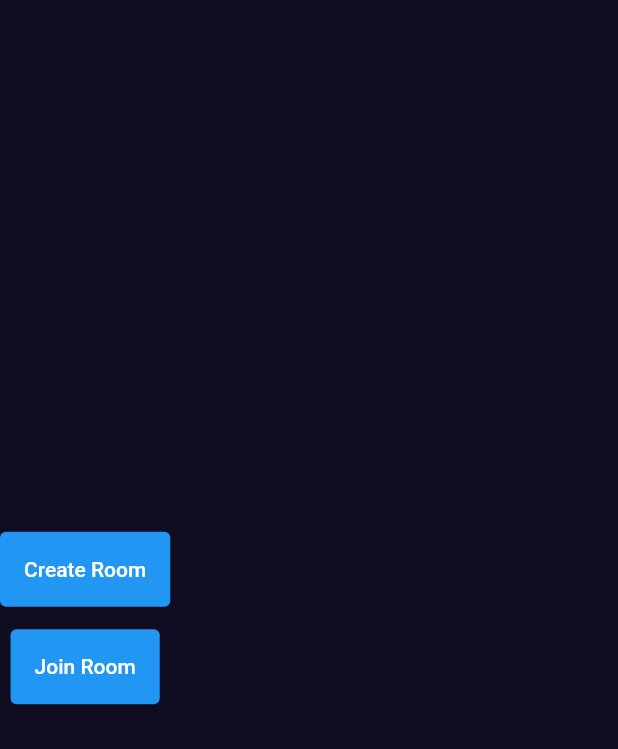
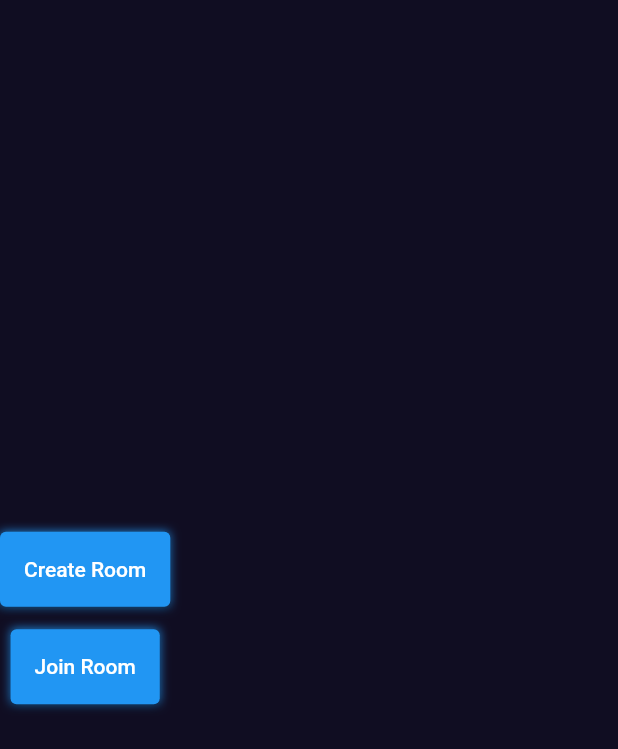
Before and after one commit to fwdAndroid/TictTacToe, a Flutter app: the MainMenuScreen screen opened directly, on a phone screen of 412 x 824 dp. Shown: the top 749 px of the screen. Run offline on Flutter 3.47's test engine with Material 2 defaults, Android fonts, the phone set to English and light mode, and no system bars.

```diff
--- a/lib/widgets/custom_buttons.dart
+++ b/lib/widgets/custom_buttons.dart
@@ -9,14 +9,25 @@ CustomButtons({required this.onTap,required this.text});
   Widget build(BuildContext context) {
     final width = MediaQuery.of(context).size.width;
 
-    return ElevatedButton(
-      onPressed: onTap,
-      child: Text(text),
-      style: ElevatedButton.styleFrom(
-        minimumSize: Size(width/5, 50)
+    return Container(
+      decoration: BoxDecoration(
+        boxShadow: [
+          BoxShadow(
+            color: Colors.blue,
+            blurRadius:5,
+            spreadRadius: 0
+          )
+        ]
       ),
+      child: ElevatedButton(
+        onPressed: onTap,
+        child: Text(text),
+        style: ElevatedButton.styleFrom(
+          minimumSize: Size(width/5, 50)
+        ),
 
 
+      ),
     );
   }
 }
```
